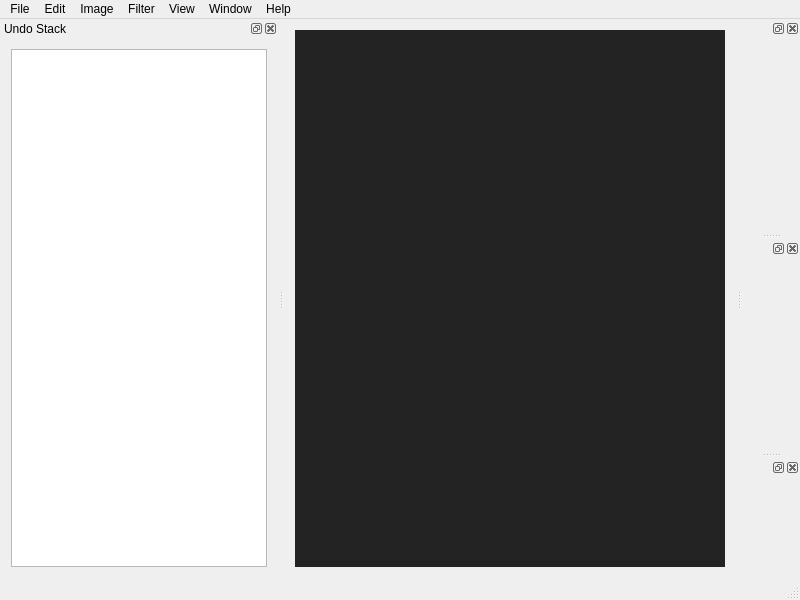
The window that mainwindow.ui (yazzy-yazzy/Serius) describes before a commit, drawn with Qt 5.
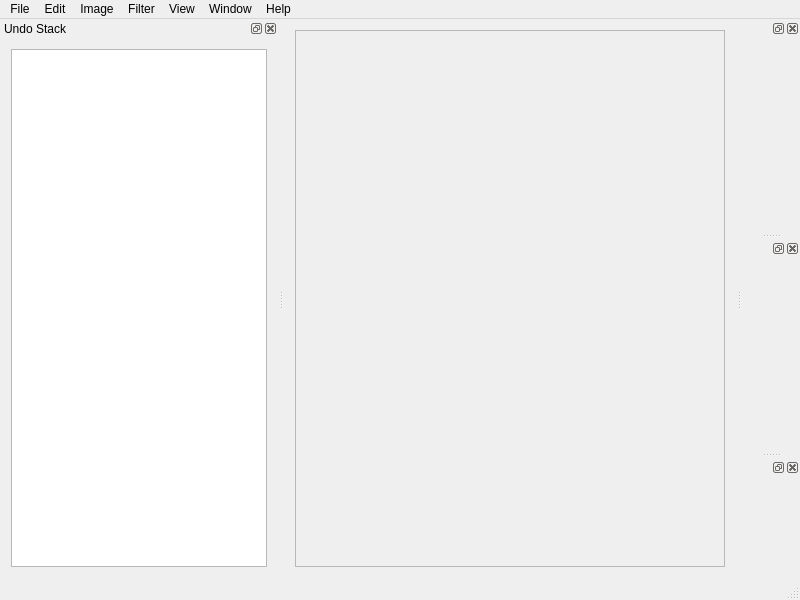
The same window after the commit. Icons and pictures are not drawn. Custom widgets are drawn as their Qt base class.

What changed in the file:
```diff
--- a/mainwindow.ui
+++ b/mainwindow.ui
@@ -27,8 +27,14 @@
    <layout class="QVBoxLayout" name="verticalLayout_2">
     <item>
      <widget class="QMdiArea" name="mdiArea">
+      <property name="frameShape">
+       <enum>QFrame::StyledPanel</enum>
+      </property>
+      <property name="frameShadow">
+       <enum>QFrame::Sunken</enum>
+      </property>
       <property name="background">
-       <brush brushstyle="SolidPattern">
+       <brush brushstyle="NoBrush">
         <color alpha="255">
          <red>35</red>
          <green>35</green>
```
Left out of the diff: 4 changed lines with no effect on the pictures.
